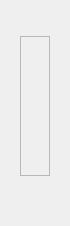
This is ui/upload_menu.ui in BidouMan/bingocode-ide as Qt 5 draws it before an edit. The edited form follows.
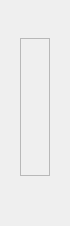
This is the edited form. Icons and pictures are not drawn.

Commit message: 新增->menu_frame按钮高亮显示

```diff
--- a/ui/upload_menu.ui
+++ b/ui/upload_menu.ui
@@ -91,7 +91,7 @@
        <number>0</number>
       </property>
       <property name="topMargin">
-       <number>4</number>
+       <number>0</number>
       </property>
       <property name="rightMargin">
        <number>0</number>
```
The commit also changes 3 other files.
